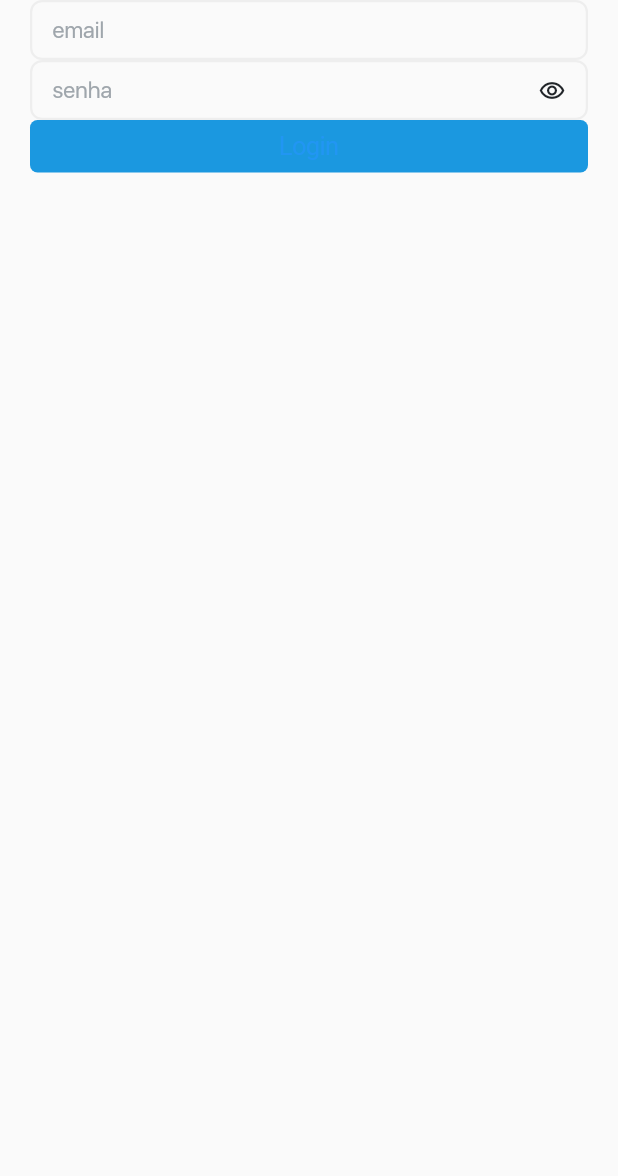
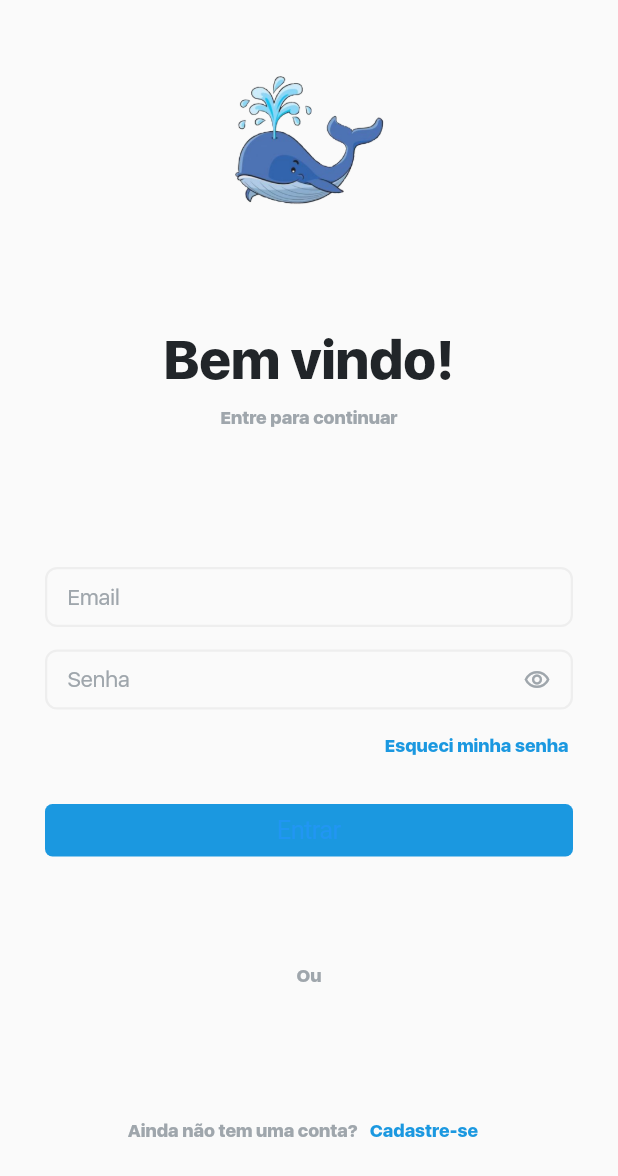
Before and after one commit to 7cold/superbaleia, a Flutter app: the screen it shows after launch, on a phone screen of 412 x 824 dp. Shown: the top 1176 px of the screen. Run offline on Flutter 3.47's test engine with Material 2 defaults, Android fonts, the phone set to English and light mode, and no system bars; our stand-ins replace carousel_slider, get, get_storage; network calls fail; Roboto replaces fonts that are missing (ultraLight); statements that could not run were skipped; project files that could hold a hidden picture were left out.

Commit message:
Tela de Login 95%

```diff
--- a/lib/telas/login.dart
+++ b/lib/telas/login.dart
@@ -6,6 +6,7 @@ import 'package:superbaleia/widgets/buttons.dart';
 import 'package:superbaleia/widgets/colors.dart';
 import 'package:superbaleia/widgets/extras.dart';
 import 'package:superbaleia/widgets/forms.dart';
+import 'package:superbaleia/widgets/texts.dart';
 
 TextEditingController email = TextEditingController();
 TextEditingController senha = TextEditingController();
@@ -15,16 +16,84 @@ class LoginUi extends StatelessWidget {
   @override
   Widget build(BuildContext context) {
     return Scaffold(
+      resizeToAvoidBottomInset: false,
       body: Obx(
         () => c.carregando.value == true
             ? BaleiaExtras.widgetLoading
             : SafeArea(
+                child: Container(
+                  padding: EdgeInsets.all(10),
+                  child: Column(
+                    mainAxisAlignment: MainAxisAlignment.spaceAround,
+                    children: [
+                      Container(
                         child: Column(
                           children: [
-                    BaleiaForms.textFormField("email", email),
-                    BaleiaForms.textFormFieldPass("senha", senha),
+                            Container(
+                              height: 100,
+                              width: 200,
+                              decoration: BoxDecoration(
+                                image: DecorationImage(
+                                    image:
+                                        AssetImage('assets/images/logo2.png'),
+                                    fit: BoxFit.contain),
+                              ),
+                            ),
+                          ],
+                        ),
+                      ),
+                      Container(
+                        child: Column(
+                          children: [
+                            Text(
+                              "Bem vindo!",
+                              style: textHeavy(
+                                36,
+                                corBackDark,
+                              ),
+                            ),
+                            SizedBox(
+                              height: 10,
+                            ),
+                            Text(
+                              "Entre para continuar",
+                              style: textHeavy(
+                                12,
+                                corGrey,
+                              ),
+                            ),
+                          ],
+                        ),
+                      ),
+                      Container(
+                        child: Column(
+                          children: [
+                            BaleiaForms.textFormField("Email", email),
+                            BaleiaForms.textFormFieldPass("Senha", senha),
+                            Padding(
+                              padding: EdgeInsets.only(right: 15),
+                              child: Row(
+                                mainAxisAlignment: MainAxisAlignment.end,
+                                children: [
+                                  TextButton(
+                                    //TODO Funão para recuperação de senha
+                                    onPressed: () {},
+                                    child: Text(
+                                      "Esqueci minha senha",
+                                      style: textHeavy(
+                                        12,
+                                        corPri,
+                                      ),
+                                    ),
+                                  ),
+                                ],
+                              ),
+                            ),
+                            SizedBox(
+                              height: 15,
+                            ),
                             BaleiaButtons.buttonPrimary(
-                      "Login",
+                              "Entrar",
                               Get.width,
                               35,
                               () async {
@@ -34,7 +103,8 @@ class LoginUi extends StatelessWidget {
                                   if (result == "error") {
                                     return Get.rawSnackbar(
                                         snackPosition: SnackPosition.BOTTOM,
-                                message: "Usuário ou senhas incorretos! 😕",
+                                        message:
+                                            "Usuário ou senhas incorretos! 😕",
                                         backgroundColor: Color(corRed));
                                   } else if (result == "ok") {
                                     return Get.rawSnackbar(
@@ -49,6 +119,40 @@ class LoginUi extends StatelessWidget {
                           ],
                         ),
                       ),
+                      Text(
+                        "Ou",
+                        style: textHeavy(
+                          12,
+                          corGrey,
+                        ),
+                      ),
+                      Row(
+                        mainAxisAlignment: MainAxisAlignment.center,
+                        children: [
+                          Text(
+                            "Ainda não tem uma conta?",
+                            style: textHeavy(
+                              12,
+                              corGrey,
+                            ),
+                          ),
+                          TextButton(
+                            //TODO Chamar tela de Cadastro
+                            onPressed: () {},
+                            child: Text(
+                              "Cadastre-se",
+                              style: textHeavy(
+                                12,
+                                corPri,
+                              ),
+                            ),
+                          ),
+                        ],
+                      ),
+                    ],
+                  ),
+                ),
+              ),
       ),
     );
   }
--- a/lib/widgets/card.dart
+++ b/lib/widgets/card.dart
@@ -61,7 +61,7 @@ class BaleiaCards {
           color: Colors.white,
           borderRadius: BorderRadius.circular(8),
           child: Container(
-            height: 160,
+            height: 170,
             width: 120,
             child: Flex(
               direction: Axis.vertical,
--- a/lib/widgets/forms.dart
+++ b/lib/widgets/forms.dart
@@ -9,7 +9,7 @@ final Controller c = Get.put(Controller());
 class BaleiaForms {
   static textFormField(String hint, TextEditingController controller) =>
       Padding(
-        padding: EdgeInsets.only(left: 20, right: 20),
+        padding: EdgeInsets.only(left: 20, right: 20, top: 20, bottom: 15),
         child: SizedBox(
           height: 40,
           child: TextField(
@@ -56,9 +56,11 @@ class BaleiaForms {
                   c.funcShowPassword();
                 },
                 icon: Icon(
-                  Icons.remove_red_eye_outlined,
+                  c.showPassword.value
+                      ? Icons.remove_red_eye_outlined
+                      : Icons.visibility_off_outlined,
                   size: 18,
-                  color: Color(corBackDark),
+                  color: Color(corGrey),
                 ),
               ),
               hintText: hint,
--- a/pubspec.yaml
+++ b/pubspec.yaml
@@ -25,8 +25,8 @@ flutter:
   uses-material-design: true
 
   # To add assets to your application, add an assets section, like this:
-  # assets:
-  #   - images/a_dot_burr.jpeg
+  assets:
+    - assets/images/
   #   - images/a_dot_ham.jpeg
 
 
```
Also changed, not shown: assets/images/logo.png (added), assets/images/logo2.png (added). Lines whose indentation alone changed are shown as unchanged.
